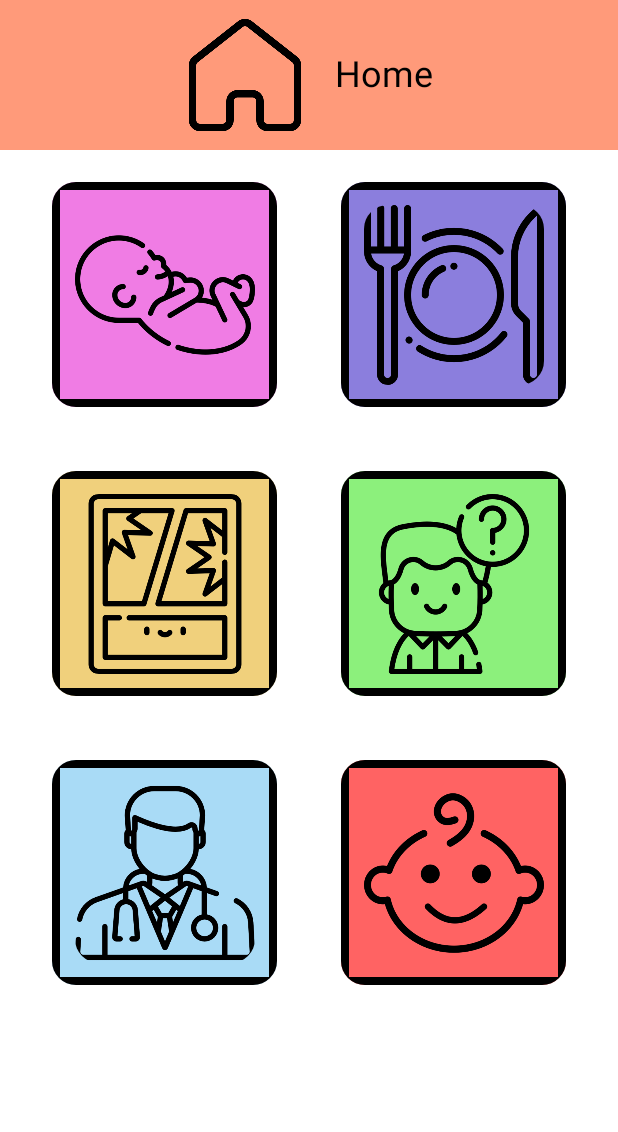
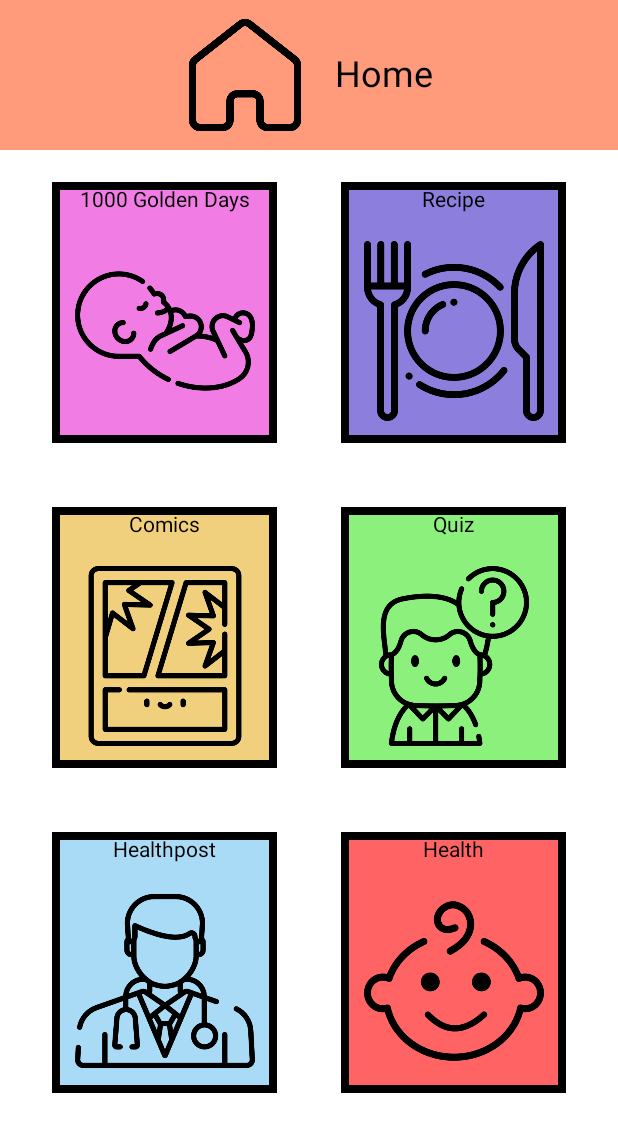
Before and after one commit to s195481/SundMadINepal, an Android app built with Jetpack Compose: the screen it shows after launch (MainActivity), on a phone screen of 412 x 824 dp. Shown: the top 1132 px of the screen. Run offline under Robolectric (Android 15) with nearby library versions, the phone set to English and light mode, and no system bars.

Commit message:
Commit for test

```diff
--- a/app/src/main/java/com/example/sundmadinepal/MainActivity.kt
+++ b/app/src/main/java/com/example/sundmadinepal/MainActivity.kt
@@ -10,6 +10,7 @@ import androidx.compose.foundation.shape.CornerSize
 import androidx.compose.foundation.shape.RoundedCornerShape
 import androidx.compose.material.Icon
 import androidx.compose.material.IconButton
+import androidx.compose.material.Text
 import androidx.compose.runtime.Composable
 import androidx.compose.ui.Alignment
 import androidx.compose.ui.Modifier
@@ -161,24 +162,29 @@ fun NavFromHomeGenerator(
     padding: Int
 ) {
     val modifiedIconSize: Double = (iconSize*0.8)
-    Row(
-        horizontalArrangement = Arrangement.Center,
-        verticalAlignment = Alignment.CenterVertically,
+    Column(
+        horizontalAlignment = Alignment.CenterHorizontally,
+        verticalArrangement = Arrangement.Center,
         modifier = Modifier
             .padding(padding.dp)
-            .clip(RoundedCornerShape(corner = CornerSize(16.dp)))
-            .background(colorResource(id = color))
+            .background(colorResource(id = color), RoundedCornerShape(corner = CornerSize(16.dp)))
             .border(5.dp, colorResource(id = R.color.Border_Col))
     ) {
-        IconButton(modifier = Modifier.then(Modifier.size(iconSize.dp)),
+        Text(
+            text = stringResource(title),
+            modifier = Modifier.padding(4.dp)
+        )
+        IconButton(
+            modifier = Modifier
+                .size(iconSize.dp),
             onClick = {
                 navController.navigate(destination)
             }) {
             Icon(
                 painter = painterResource(id = imageSrc),
                 contentDescription = stringResource(title),
-                modifier = Modifier.size(modifiedIconSize.dp)
-                    .clip(RoundedCornerShape(corner = CornerSize(16.dp)))
+                modifier = Modifier
+                    .size(modifiedIconSize.dp)
             )
         }
     }
```
